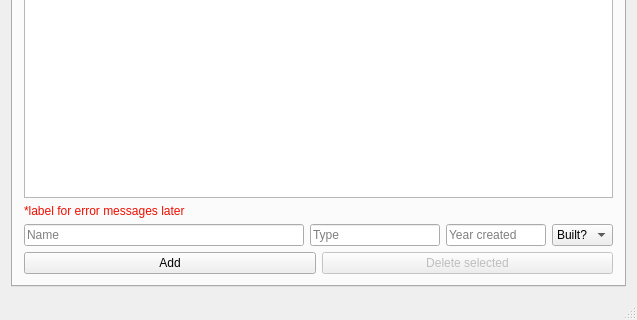
First picture: the form in mainwindow.ui, repository valdimarHR/hisCompRepo, before the edit; both pictures show x 0 to 637 and y 333 to 653 of the 637 by 653 pixel window.
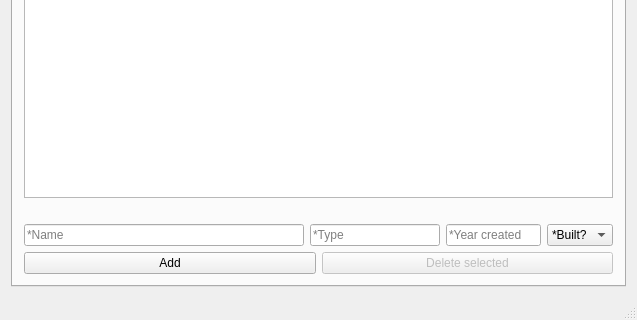
Second picture: the form after the edit.

Commit message: komið insert fyrir computer

Patch:
```diff
--- a/mainwindow.ui
+++ b/mainwindow.ui
@@ -345,7 +345,7 @@
         <item>
          <widget class="QLabel" name="labelComputerError">
           <property name="text">
-           <string>&lt;html&gt;&lt;head/&gt;&lt;body&gt;&lt;p&gt;&lt;span style=&quot; color:#f00e00;&quot;&gt;*label for error messages later&lt;/span&gt;&lt;/p&gt;&lt;/body&gt;&lt;/html&gt;</string>
+           <string/>
           </property>
          </widget>
         </item>
@@ -360,7 +360,7 @@
              </size>
             </property>
             <property name="placeholderText">
-             <string>Name</string>
+             <string>*Name</string>
             </property>
            </widget>
           </item>
@@ -385,7 +385,7 @@
              </size>
             </property>
             <property name="placeholderText">
-             <string>Type</string>
+             <string>*Type</string>
             </property>
            </widget>
           </item>
@@ -398,7 +398,7 @@
              </size>
             </property>
             <property name="placeholderText">
-             <string>Year created</string>
+             <string>*Year created</string>
             </property>
            </widget>
           </item>
@@ -408,11 +408,11 @@
              <bool>false</bool>
             </property>
             <property name="currentText">
-             <string>Built?</string>
+             <string>*Built?</string>
             </property>
             <item>
              <property name="text">
-              <string>Built?</string>
+              <string>*Built?</string>
              </property>
             </item>
             <item>
```
The commit also changes 2 other files.
